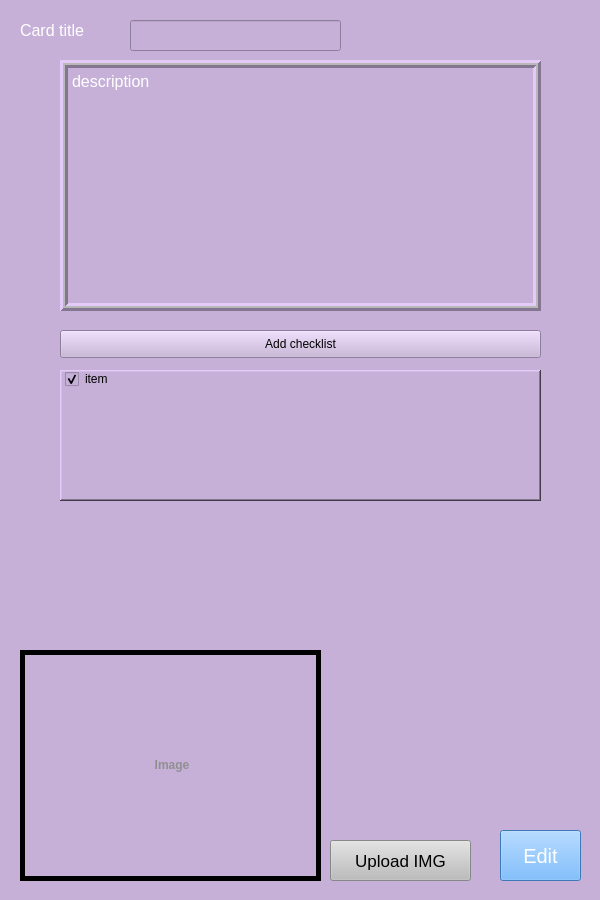
Before: the Qt Designer form card.ui in Astagfiru/windower, drawn with Qt 5.
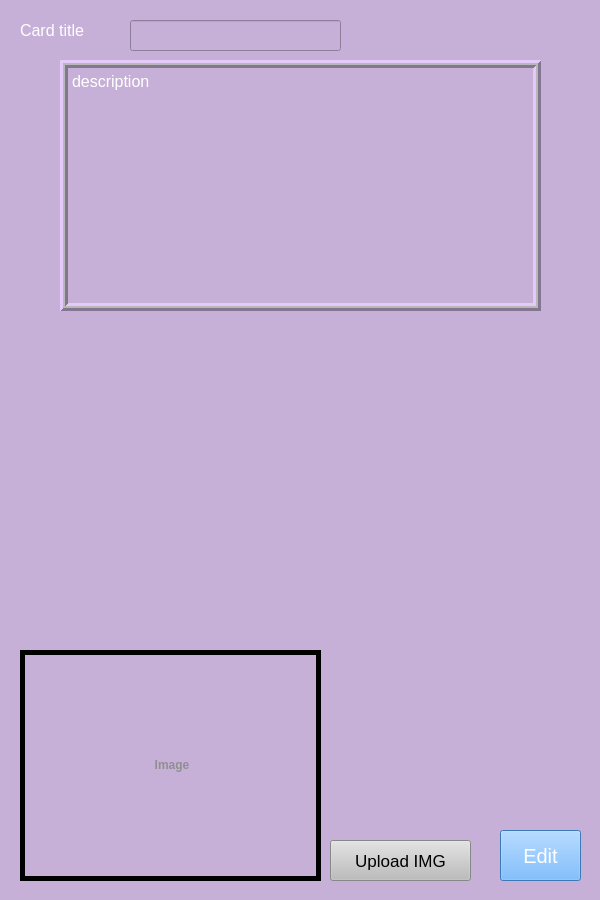
After: the same form once the commit is applied.

```diff
--- a/card.ui
+++ b/card.ui
@@ -136,46 +136,6 @@
     <string>&lt;html&gt;&lt;head/&gt;&lt;body&gt;&lt;p align=&quot;center&quot;&gt;&lt;span style=&quot; font-weight:600;&quot;&gt;Image&lt;/span&gt;&lt;/p&gt;&lt;/body&gt;&lt;/html&gt;</string>
    </property>
   </widget>
-  <widget class="QListWidget" name="checklistwidget">
-   <property name="geometry">
-    <rect>
-     <x>60</x>
-     <y>370</y>
-     <width>481</width>
-     <height>131</height>
-    </rect>
-   </property>
-   <property name="frameShape">
-    <enum>QFrame::WinPanel</enum>
-   </property>
-   <property name="frameShadow">
-    <enum>QFrame::Raised</enum>
-   </property>
-   <property name="dragDropMode">
-    <enum>QAbstractItemView::InternalMove</enum>
-   </property>
-   <item>
-    <property name="text">
-     <string>item</string>
-    </property>
-    <property name="checkState">
-     <enum>Checked</enum>
-    </property>
-   </item>
-  </widget>
-  <widget class="QPushButton" name="addchecklistbutton">
-   <property name="geometry">
-    <rect>
-     <x>60</x>
-     <y>330</y>
-     <width>481</width>
-     <height>28</height>
-    </rect>
-   </property>
-   <property name="text">
-    <string>Add checklist</string>
-   </property>
-  </widget>
  </widget>
  <resources/>
  <connections/>
```
